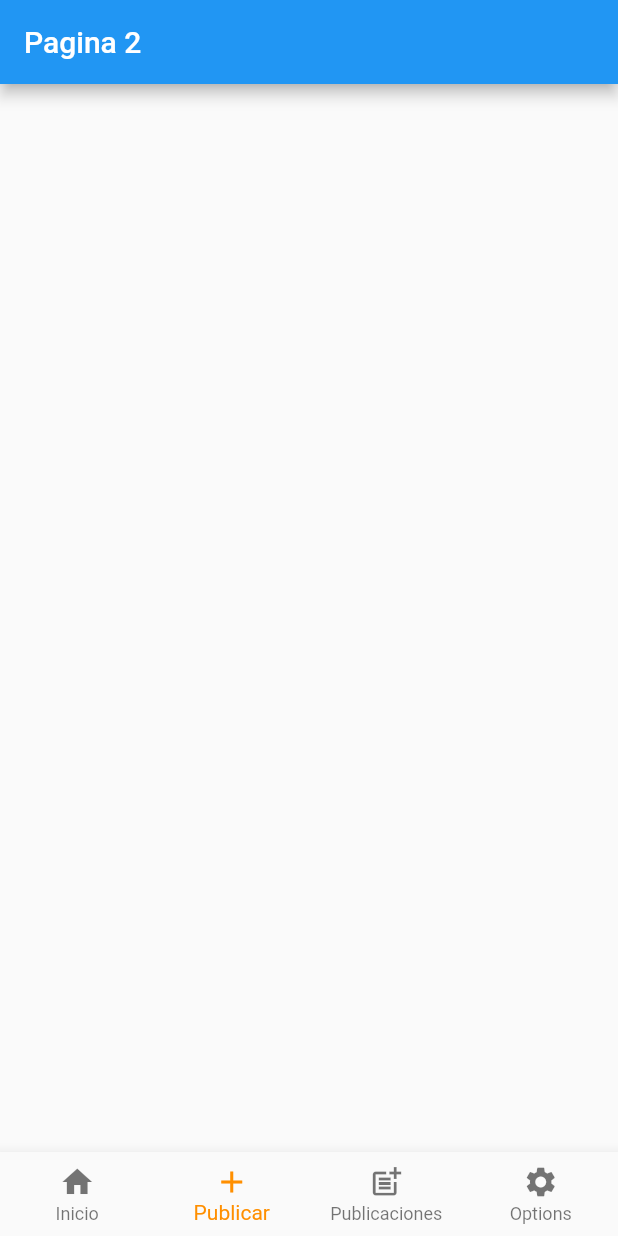
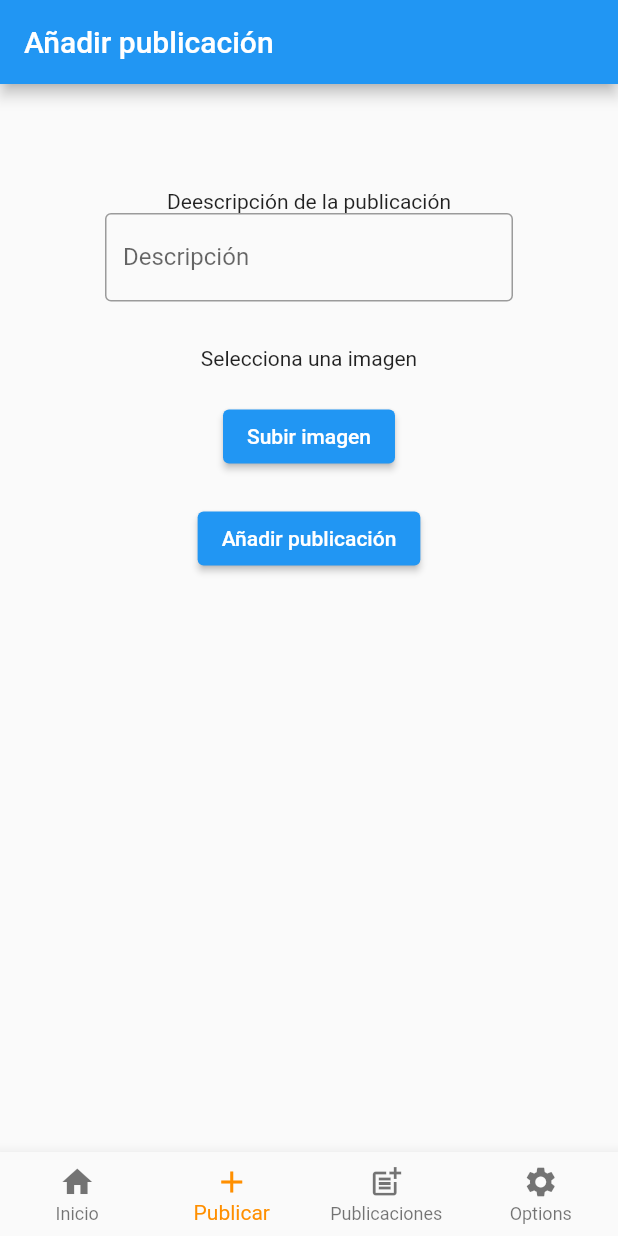
Before and after one commit to ElanTic/LosTSPerrones, a Flutter app: the screen it shows after launch, swiped to page 2, on a phone screen of 412 x 824 dp. Run offline on Flutter 3.47's test engine with Material 2 defaults, Android fonts, the phone set to English and light mode, and no system bars; our stand-ins replace image_picker.

Commit message:
Vista de crear publicación y login

```diff
--- a/lib/Views/Inicio.dart
+++ b/lib/Views/Inicio.dart
@@ -1,4 +1,5 @@
 import 'package:flutter/material.dart';
+import 'login.dart';
 //import 'package:itemtrackers/Views/C_nav_bar.dart';
 import 'package:itemtrackers/Views/NavBarC.dart';
 
--- a/lib/Views/Pag2.dart
+++ b/lib/Views/Pag2.dart
@@ -1,4 +1,6 @@
 import 'package:flutter/material.dart';
+import 'package:image_picker/image_picker.dart';
+import 'dart:io';
 
 class Pag2 extends StatefulWidget {
   const Pag2({super.key});
@@ -8,12 +10,63 @@ class Pag2 extends StatefulWidget {
 }
 
 class _Pag2State extends State<Pag2> {
+  File? returnImage;
   @override
   Widget build(BuildContext context) {
     return Scaffold(
       appBar: AppBar(
-        title: Text("Pagina 2"),
+        title: Text("Añadir publicación"),
+      ),
+      //creamos un boton para añadir una publicacion, descripcion, subir una imagen de modo local o de la camara
+      body: Container(
+        padding: EdgeInsets.all(70),
+        child: Column(
+          children: [
+            Text("Deescripción de la publicación"),
+            TextField(
+              decoration: InputDecoration(
+                border: OutlineInputBorder(),
+                labelText: 'Descripción',
+              ),
+            ),
+            const SizedBox(height: 30),
+            returnImage != null
+                ? Image.file(returnImage!)
+                : const Text("Selecciona una imagen"),
+            Padding(
+              padding: EdgeInsets.symmetric(vertical: 10),
+            ),
+            //subir una imagen de modo local
+            ElevatedButton(
+              onPressed: () {
+                getImage();
+              },
+              child: Text('Subir imagen'),
+            ),
+            Padding(
+              padding: EdgeInsets.symmetric(vertical: 10),
+            ),
+            ElevatedButton(
+              onPressed: () {},
+              child: Text('Añadir publicación'),
+            ),
+          ],
+        ),
       ),
     );
   }
+
+  Future getImage() async {
+    // ignore: deprecated_member_use
+    final returnImage =
+        await ImagePicker().pickImage(source: ImageSource.gallery);
+
+    setState(() {
+      if (returnImage != null) {
+        this.returnImage = File(returnImage.path);
+      } else {
+        print('No seleccionaste una imagen');
+      }
+    });
+  }
 }
--- a/pubspec.yaml
+++ b/pubspec.yaml
@@ -30,7 +30,7 @@ environment:
 dependencies:
   flutter:
     sdk: flutter
-
+  image_picker: ^1.0.4
 
   # The following adds the Cupertino Icons font to your application.
   # Use with the CupertinoIcons class for iOS style icons.
```
Also changed, not shown: lib/Views/login.dart (added, +100 -0 lines), pubspec.lock, 5 other files.
